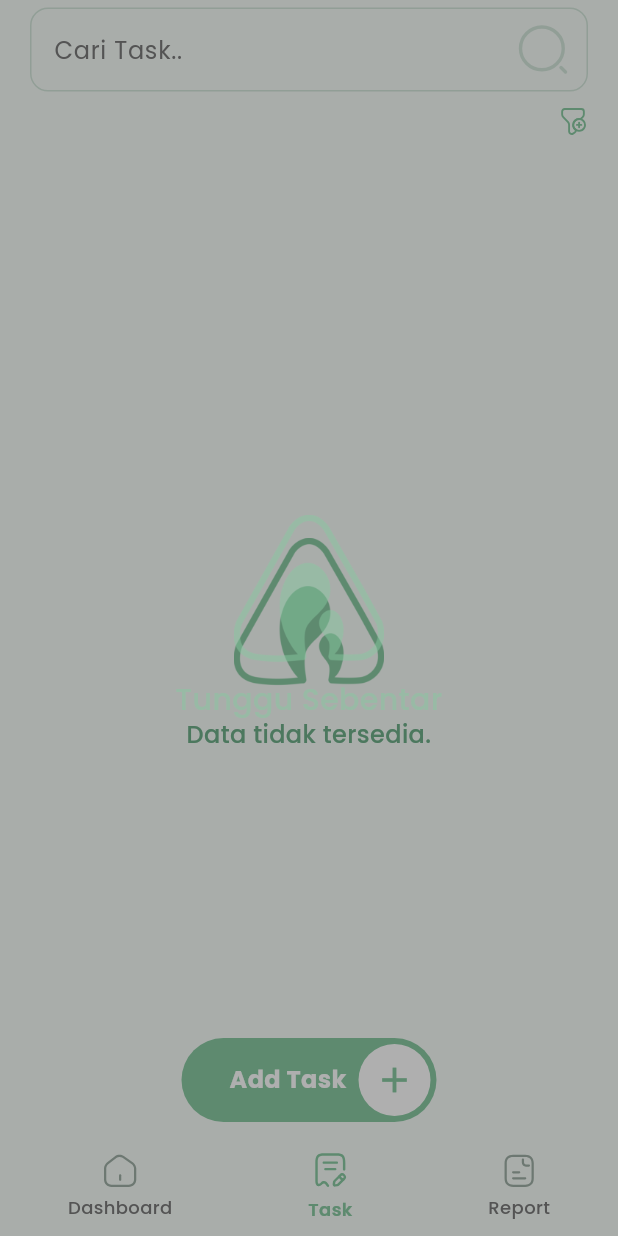
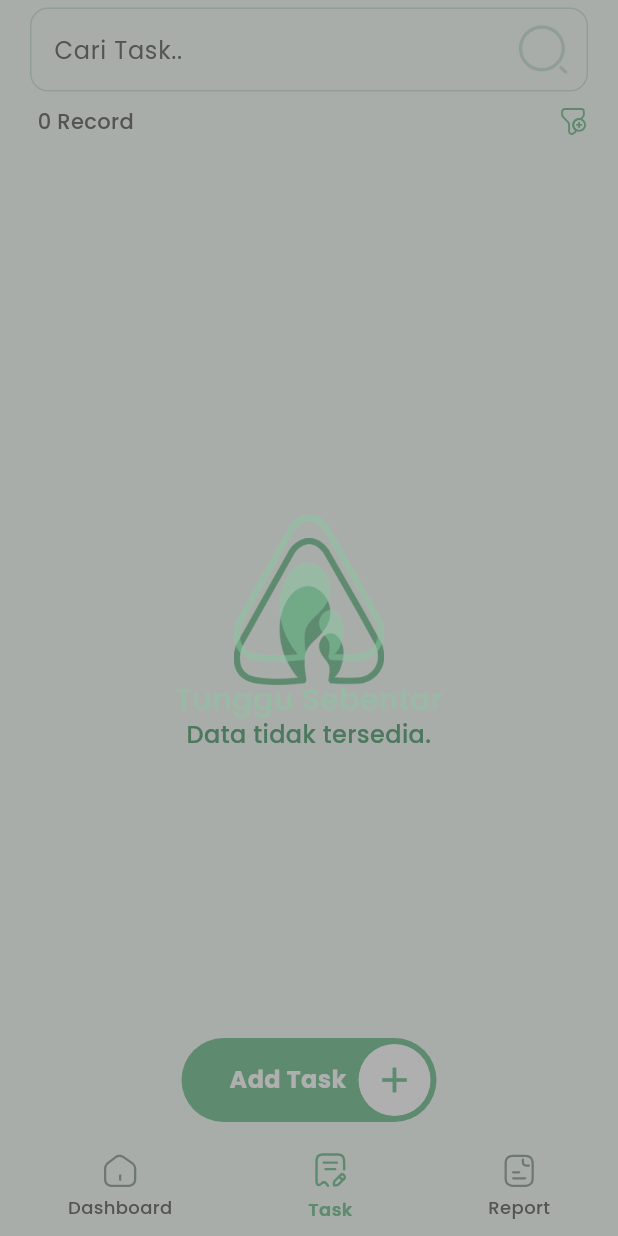
Before and after one commit to adimaulanaa/mitask, a Flutter app: the screen it shows after launch, item 2 of the bottom bar chosen, on a phone screen of 412 x 824 dp. Run offline on Flutter 3.47's test engine with Material 3 defaults, Android fonts, the phone set to English and light mode, and no system bars; our stand-ins replace dartz, equatable, flutter_bloc, flutter_svg, get_it, shared_preferences and 1 more; accounts and stored records are empty.

Commit message:
fix list, update, delete

```diff
--- a/lib/core/media/media_res.dart
+++ b/lib/core/media/media_res.dart
@@ -10,6 +10,7 @@ class MediaRes {
   static const next = '$_baseIcon/arrow-right.svg';
   static const up = '$_baseIcon/arrow-up.svg';
   static const down = '$_baseIcon/arrow-down.svg';
+  static const trash = '$_baseIcon/trush-square.svg';
   static const dashboard = '$_baseIcon/dashboard.svg';
   static const task = '$_baseIcon/task.svg';
   static const report = '$_baseIcon/report.svg';
@@ -28,5 +29,4 @@ class MediaRes {
   static const search = '$_baseIcon/search.svg';
   static const filter = '$_baseIcon/filter-add.svg';
   static const filterRemove = '$_baseIcon/filter-remove.svg';
-
 }
--- a/lib/core/utils/botton.dart
+++ b/lib/core/utils/botton.dart
@@ -75,7 +75,7 @@ class UIButton extends StatelessWidget {
         shape: RoundedRectangleBorder(borderRadius: borderRadius),
       ),
       UIButtonType.tonal => FilledButton.styleFrom(
-        backgroundColor: color.withValues(alpha: 0.1),
+        backgroundColor: color.withValues(alpha: 0.5),
         foregroundColor: color,
         padding: _padding,
         textStyle: getTextStyle(color),
--- a/lib/features/services/database_service.dart
+++ b/lib/features/services/database_service.dart
@@ -110,8 +110,11 @@ class DatabaseService {
   // CRUD: GET ALL TASKS
   Future<List<Map<String, dynamic>>> getAllTasks() async {
     final db = await database;
+    // taskDeletedOn harus NULL atau 0 untuk dianggap aktif.
+    const String whereClause = '$taskDeletedOn IS NULL OR $taskDeletedOn = 0';
     return await db.query(
       taskTable,
+      where: whereClause, // 🛑 Tambahkan filter untuk soft delete
       orderBy: '$taskIsPinned DESC, $taskUpdatedOn DESC',
     );
   }
--- a/lib/features/task/domain/repositories/task_repository.dart
+++ b/lib/features/task/domain/repositories/task_repository.dart
@@ -3,9 +3,12 @@ import 'package:mitask/core/network/hendler_failure.dart';
 import 'package:mitask/features/task/domain/entities/task_entity.dart';
 import 'package:mitask/features/task/domain/usecases/params/create_task_params.dart';
 import 'package:mitask/features/task/domain/usecases/params/task_filter_params.dart';
+import 'package:mitask/features/task/domain/usecases/params/update_task_params.dart';
 
 abstract class TaskRepository {
   Future<Either<Failure, List<TaskEntity>>> get();
   Future<Either<Failure, String>> create(CreateTaskParams params);
+  Future<Either<Failure, String>> update(UpdateTaskParams params);
   Future<Either<Failure, List<TaskEntity>>> filter(TaskFilterParams params);
+  Future<Either<Failure, String>> delete(String id);
 }
--- /dev/null
+++ b/lib/features/task/domain/usecases/delete_task_usecase.dart
@@ -0,0 +1,13 @@
+import 'package:dartz/dartz.dart';
+import 'package:mitask/core/network/hendler_failure.dart';
+import '../repositories/task_repository.dart';
+
+class DeleteTaskUseCase {
+  final TaskRepository repository;
+
+  DeleteTaskUseCase(this.repository);
+
+  Future<Either<Failure, String>> call(String id) {
+    return repository.delete(id);
+  }
+}
--- /dev/null
+++ b/lib/features/task/domain/usecases/update_task_usecase.dart
@@ -0,0 +1,14 @@
+import 'package:dartz/dartz.dart';
+import 'package:mitask/core/network/hendler_failure.dart';
+import 'package:mitask/features/task/domain/usecases/params/update_task_params.dart';
+import '../repositories/task_repository.dart';
+
+class UpdateTaskUseCase {
+  final TaskRepository repository;
+
+  UpdateTaskUseCase(this.repository);
+
+  Future<Either<Failure, String>> call(UpdateTaskParams params) {
+    return repository.update(params);
+  }
+}
--- a/lib/features/task/presentation/bloc/task_bloc.dart
+++ b/lib/features/task/presentation/bloc/task_bloc.dart
@@ -1,7 +1,9 @@
 import 'package:flutter_bloc/flutter_bloc.dart';
 import 'package:mitask/features/task/domain/usecases/create_task_usecase.dart';
+import 'package:mitask/features/task/domain/usecases/delete_task_usecase.dart';
 import 'package:mitask/features/task/domain/usecases/task_filter_usecase.dart';
 import 'package:mitask/features/task/domain/usecases/task_usecase.dart';
+import 'package:mitask/features/task/domain/usecases/update_task_usecase.dart';
 import 'package:mitask/features/task/presentation/bloc/task_event.dart';
 import 'package:mitask/features/task/presentation/bloc/task_state.dart';
 
@@ -9,11 +11,21 @@ class TaskBloc extends Bloc<TaskEvent, TaskState> {
   final TaskUseCase task;
   final CreateTaskUseCase create;
   final TaskFilterUseCase filter;
+  final UpdateTaskUseCase update;
+  final DeleteTaskUseCase delete;
 
-  TaskBloc({required this.task, required this.create, required this.filter}) : super(TaskInitial()) {
+  TaskBloc({
+    required this.task,
+    required this.create,
+    required this.filter,
+    required this.update,
+    required this.delete,
+  }) : super(TaskInitial()) {
     on<TaskRequested>(_onTaskRequested);
     on<CreateRequested>(_onCreateRequested);
     on<FilterRequested>(_onFilterRequested);
+    on<UpdateRequested>(_onUpdateRequested);
+    on<DeleteRequested>(_onDeleteRequested);
   }
 
   Future<void> _onTaskRequested(
@@ -57,4 +69,32 @@ class TaskBloc extends Bloc<TaskEvent, TaskState> {
       (success) => emit(FilterLoaded(data: success)),
     );
   }
+
+  Future<void> _onUpdateRequested(
+    UpdateRequested event,
+    Emitter<TaskState> emit,
+  ) async {
+    emit(UpdateLoading());
+
+    final result = await update(event.data);
+
+    result.fold(
+      (failure) => emit(UpdateFailure(message: failure.message)),
+      (success) => emit(UpdateLoaded(data: success)),
+    );
+  }
+
+  Future<void> _onDeleteRequested(
+    DeleteRequested event,
+    Emitter<TaskState> emit,
+  ) async {
+    emit(DeleteLoading());
+
+    final result = await delete(event.id);
+
+    result.fold(
+      (failure) => emit(DeleteFailure(message: failure.message)),
+      (success) => emit(DeleteLoaded(data: success)),
+    );
+  }
 }
--- a/lib/features/task/presentation/bloc/task_event.dart
+++ b/lib/features/task/presentation/bloc/task_event.dart
@@ -1,6 +1,7 @@
 import 'package:equatable/equatable.dart';
 import 'package:mitask/features/task/domain/usecases/params/create_task_params.dart';
 import 'package:mitask/features/task/domain/usecases/params/task_filter_params.dart';
+import 'package:mitask/features/task/domain/usecases/params/update_task_params.dart';
 
 abstract class TaskEvent extends Equatable {
   const TaskEvent();
@@ -26,3 +27,19 @@ class FilterRequested extends TaskEvent {
   @override
   List<Object> get props => [data];
 }
+
+class UpdateRequested extends TaskEvent {
+  final UpdateTaskParams data;
+  const UpdateRequested({required this.data});
+
+  @override
+  List<Object> get props => [data];
+}
+
+class DeleteRequested extends TaskEvent {
+  final String id;
+  const DeleteRequested({required this.id});
+
+  @override
+  List<Object> get props => [id];
+}
--- a/lib/features/task/presentation/bloc/task_state.dart
+++ b/lib/features/task/presentation/bloc/task_state.dart
@@ -63,3 +63,39 @@ class FilterFailure extends TaskState {
   @override
   List<Object?> get props => [message];
 }
+
+class UpdateLoading extends TaskState {}
+class UpdateLoaded extends TaskState {
+  final String data;
+
+  const UpdateLoaded({required this.data});
+
+  @override
+  List<Object?> get props => [data];
+}
+class UpdateFailure extends TaskState {
+  final String message;
+
+  const UpdateFailure({required this.message});
+
+  @override
+  List<Object?> get props => [message];
+}
+
+class DeleteLoading extends TaskState {}
+class DeleteLoaded extends TaskState {
+  final String data;
+
+  const DeleteLoaded({required this.data});
+
+  @override
+  List<Object?> get props => [data];
+}
+class DeleteFailure extends TaskState {
+  final String message;
+
+  const DeleteFailure({required this.message});
+
+  @override
+  List<Object?> get props => [message];
+}
--- a/lib/features/task/presentation/pages/task_page.dart
+++ b/lib/features/task/presentation/pages/task_page.dart
@@ -3,6 +3,7 @@ import 'package:flutter_bloc/flutter_bloc.dart';
 import 'package:flutter_svg/svg.dart';
 import 'package:mitask/core/media/media_colors.dart';
 import 'package:mitask/core/media/media_res.dart';
+import 'package:mitask/core/media/media_text.dart';
 import 'package:mitask/core/utils/custom_inkwell.dart';
 import 'package:mitask/core/utils/custom_loading.dart';
 import 'package:mitask/core/utils/custom_popup.dart';
@@ -15,6 +16,7 @@ import 'package:mitask/features/task/presentation/bloc/task_bloc.dart';
 import 'package:mitask/features/task/presentation/bloc/task_event.dart';
 import 'package:mitask/features/task/presentation/bloc/task_state.dart';
 import 'package:mitask/features/task/presentation/pages/create_task_page.dart';
+import 'package:mitask/features/task/presentation/pages/update_task_page.dart';
 import 'package:mitask/features/task/presentation/widgets/custom_floating.dart';
 import 'package:mitask/features/task/presentation/widgets/list_task.dart';
 import 'package:mitask/features/task/presentation/widgets/widget_task.dart';
@@ -119,7 +121,16 @@ class _TaskPageState extends State<TaskPage> {
                     itemCount: _filterTaskData.length,
                     itemBuilder: (context, index) {
                       final task = _filterTaskData[index];
-                      return ListTask(data: task);
+                      return ListTask(
+                        data: task,
+                        onTap: () async {
+                          await context.pushPage(
+                            UpdateTaskPage(data: task),
+                            type: TransitionType.slide,
+                          );
+                          _taskBloc.add(TaskRequested());
+                        },
+                      );
                     },
                   )
                 : ListIsEmpty(),
@@ -143,8 +154,18 @@ class _TaskPageState extends State<TaskPage> {
 
   Widget _iconsFilter() {
     return Row(
+      mainAxisAlignment: MainAxisAlignment.spaceBetween,
       children: [
-        const Spacer(),
+        Padding(
+          padding: const EdgeInsets.only(left: 5),
+          child: Text(
+            '${_filterTaskData.length} Record',
+            style: AppTextStyle.caption.copyWith(
+              fontWeight: medium,
+              color: AppColors.textTertiary,
+            ),
+          ),
+        ),
         CustomInkWell(
           onTap: () {
             setState(() {
@@ -230,6 +251,19 @@ class _TaskPageState extends State<TaskPage> {
           ],
         ),
         SizedBox(height: 5),
+        Row(
+          mainAxisAlignment: MainAxisAlignment.spaceBetween,
+          children: [
+            Padding(
+              padding: const EdgeInsets.only(left: 5),
+              child: Text(
+                '${_filterTaskData.length} Record',
+                style: AppTextStyle.caption.copyWith(
+                  fontWeight: medium,
+                  color: AppColors.textTertiary,
+                ),
+              ),
+            ),
             CustomInkWell(
               onTap: () {
                 setState(() {
@@ -246,8 +280,13 @@ class _TaskPageState extends State<TaskPage> {
                 MediaRes.filterRemove,
                 width: 20,
                 height: 20,
-            colorFilter: ColorFilter.mode(AppColors.primary, BlendMode.srcIn),
+                colorFilter: ColorFilter.mode(
+                  AppColors.primary,
+                  BlendMode.srcIn,
                 ),
+              ),
+            ),
+          ],
         ),
       ],
     );
--- a/lib/services_locator.dart
+++ b/lib/services_locator.dart
@@ -12,8 +12,10 @@ import 'package:mitask/features/task/data/datasources/task_remote_datasource.dar
 import 'package:mitask/features/task/data/repositories/task_repository_impl.dart';
 import 'package:mitask/features/task/domain/repositories/task_repository.dart';
 import 'package:mitask/features/task/domain/usecases/create_task_usecase.dart';
+import 'package:mitask/features/task/domain/usecases/delete_task_usecase.dart';
 import 'package:mitask/features/task/domain/usecases/task_filter_usecase.dart';
 import 'package:mitask/features/task/domain/usecases/task_usecase.dart';
+import 'package:mitask/features/task/domain/usecases/update_task_usecase.dart';
 import 'package:mitask/features/task/presentation/bloc/task_bloc.dart';
 
 final sl = GetIt.instance;
@@ -78,6 +80,8 @@ Future<void> init() async {
   sl.registerLazySingleton(() => TaskUseCase(sl<TaskRepository>()));
   sl.registerLazySingleton(() => CreateTaskUseCase(sl<TaskRepository>()));
   sl.registerLazySingleton(() => TaskFilterUseCase(sl<TaskRepository>()));
+  sl.registerLazySingleton(() => UpdateTaskUseCase(sl<TaskRepository>()));
+  sl.registerLazySingleton(() => DeleteTaskUseCase(sl<TaskRepository>()));
 
   //! ---------------- Bloc ----------------
   sl.registerFactory(
@@ -85,6 +89,8 @@ Future<void> init() async {
       task: sl<TaskUseCase>(),
       create: sl<CreateTaskUseCase>(),
       filter: sl<TaskFilterUseCase>(),
+      update: sl<UpdateTaskUseCase>(),
+      delete: sl<DeleteTaskUseCase>(),
     ),
   );
 }
```
Also changed, not shown: lib/features/task/data/datasources/task_local_datasource.dart (+64 -0 lines), lib/features/task/data/repositories/task_repository_impl.dart (+27 -0 lines), lib/features/task/domain/usecases/params/update_task_params.dart (added, +66 -0 lines), lib/features/task/presentation/pages/update_task_page.dart (added, +299 -0 lines), lib/features/task/presentation/widgets/list_task.dart (+10 -3 lines), assets/icons/trush-square.svg (added). Lines whose indentation alone changed are shown as unchanged.
